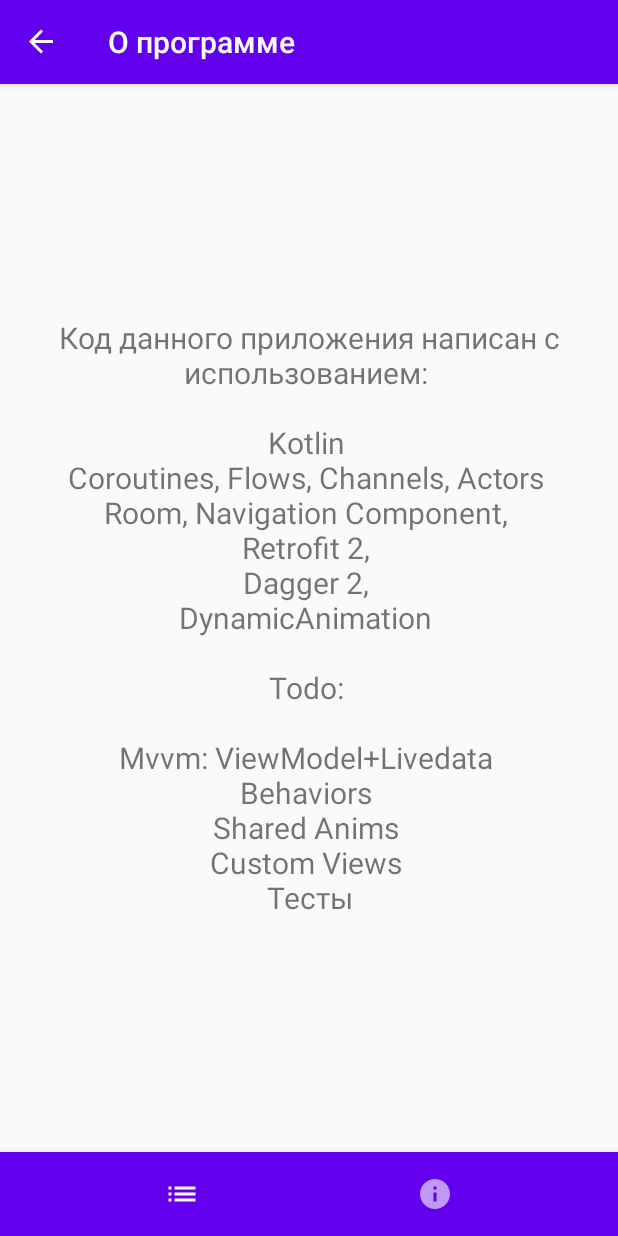
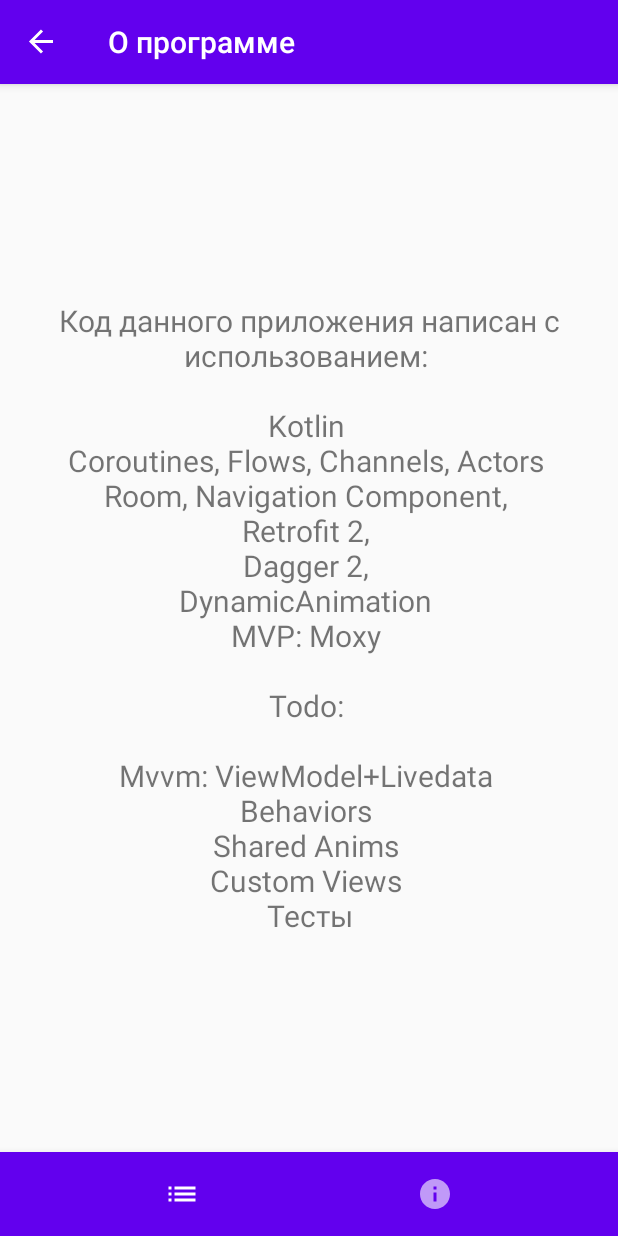
Before and after one commit to samtakoy/ListTest, an Android app: the AboutFragment screen opened through its navigation route, on a phone screen of 412 x 824 dp. Run offline under Robolectric (Android 15) with nearby library versions, the phone set to English and light mode, and no system bars; our stand-ins replace navigation-ui; libraries missing offline, so code that uses them is left out: moxy.ktx.moxyPresenter; pictures from the network do not load; 1 statement that could not run was skipped.

Commit message:
about text

```diff
--- a/app/src/main/res/values/strings.xml
+++ b/app/src/main/res/values/strings.xml
@@ -15,6 +15,7 @@
 \nRetrofit 2,
 \nDagger 2,
 \nDynamicAnimation
+\nMVP: Moxy
 \n
 \nTodo:
 \n
```
